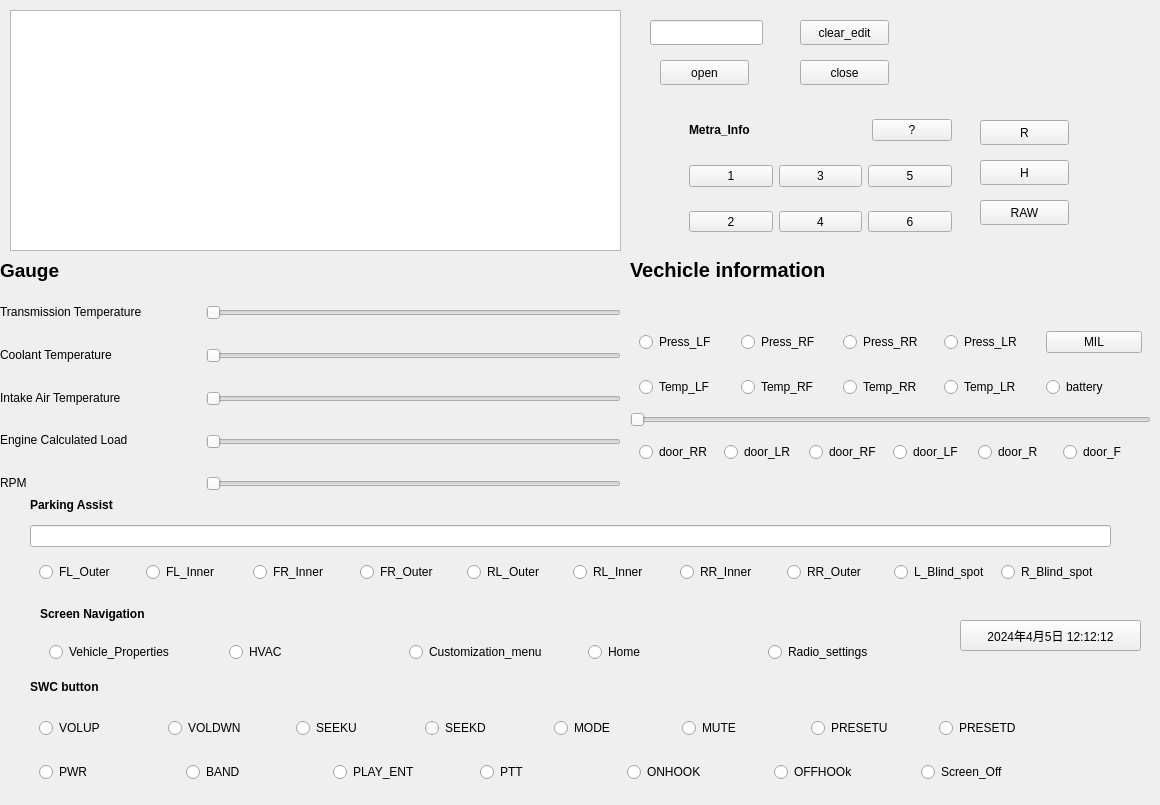
This is Metra_box/widget.ui in 2217646267/TechWinBox as Qt 5 draws it before an edit. The edited form follows.
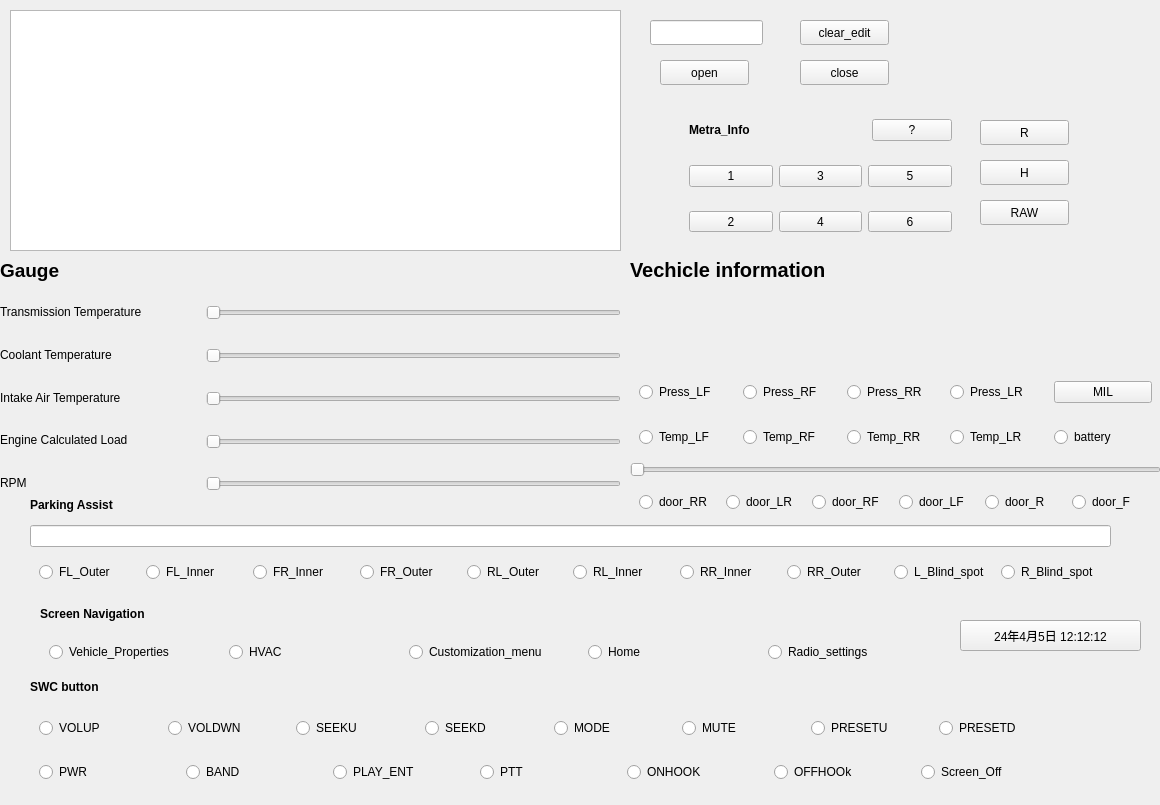
This is the edited form.

Commit message: 修改胎压胎温

Patch:
```diff
--- a/Metra_box/widget.ui
+++ b/Metra_box/widget.ui
@@ -279,8 +279,8 @@
     <rect>
      <x>630</x>
      <y>250</y>
-     <width>521</width>
-     <height>221</height>
+     <width>531</width>
+     <height>271</height>
     </rect>
    </property>
    <layout class="QVBoxLayout" name="verticalLayout_2">
@@ -304,7 +304,21 @@
      </widget>
     </item>
     <item>
-     <widget class="QLabel" name="current_label">
+     <widget class="QLabel" name="current_label_press">
+      <property name="text">
+       <string/>
+      </property>
+     </widget>
+    </item>
+    <item>
+     <widget class="QLabel" name="current_label_Tmod">
+      <property name="text">
+       <string/>
+      </property>
+     </widget>
+    </item>
+    <item>
+     <widget class="QLabel" name="current_label_MIL">
       <property name="text">
        <string/>
       </property>
@@ -922,7 +936,7 @@
     </rect>
    </property>
    <property name="text">
-    <string>2024年4月5日 12:12:12</string>
+    <string>24年4月5日 12:12:12</string>
    </property>
   </widget>
  </widget>
```
The commit also changes 2 other files.
